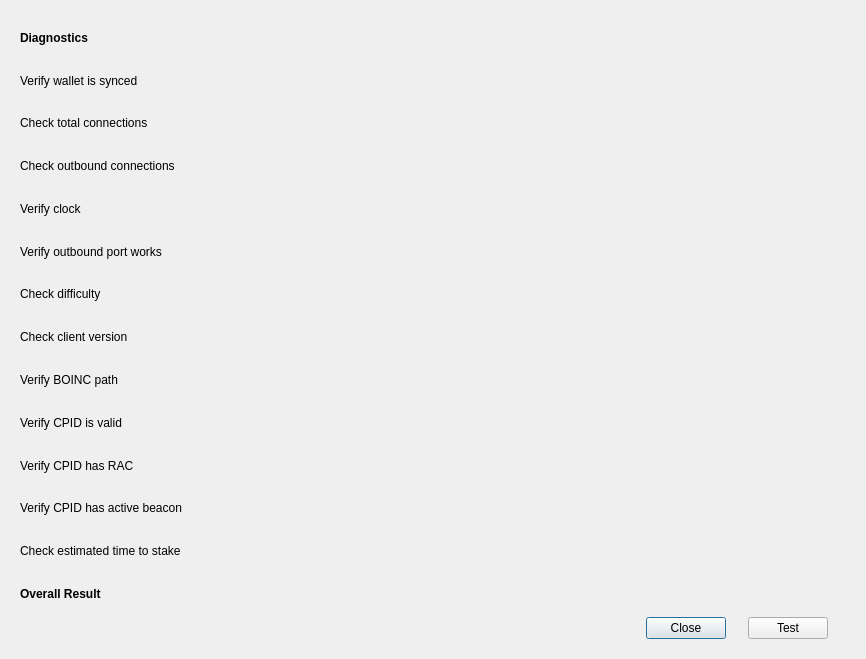
Above: src/qt/forms/diagnosticsdialog.ui from gridcoin-community/Gridcoin-Research before the change. Below: the same form after it.
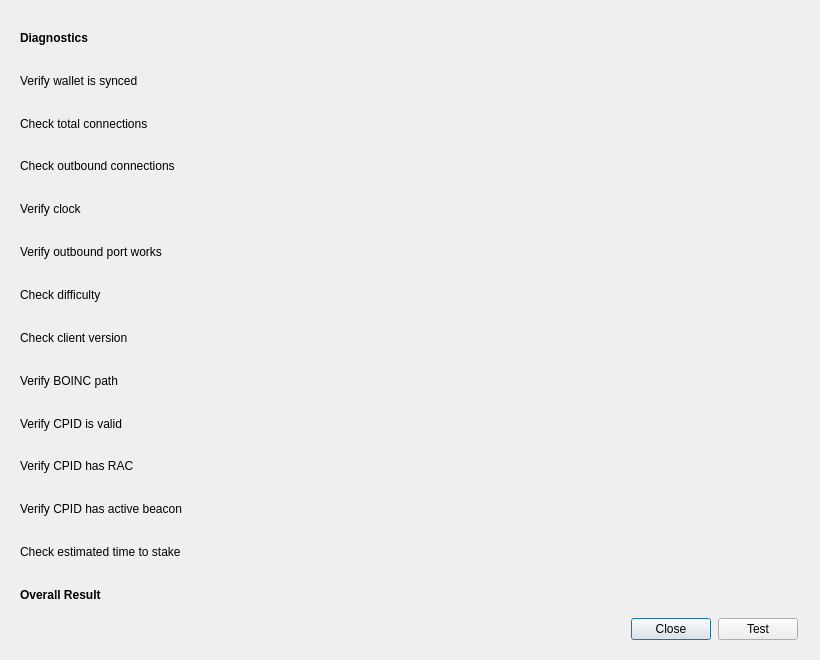
That is the form after the change.

What changed in the file:
```diff
--- a/src/qt/forms/diagnosticsdialog.ui
+++ b/src/qt/forms/diagnosticsdialog.ui
@@ -6,8 +6,8 @@
    <rect>
     <x>0</x>
     <y>0</y>
-    <width>866</width>
-    <height>659</height>
+    <width>820</width>
+    <height>660</height>
    </rect>
   </property>
   <property name="windowTitle">
```
